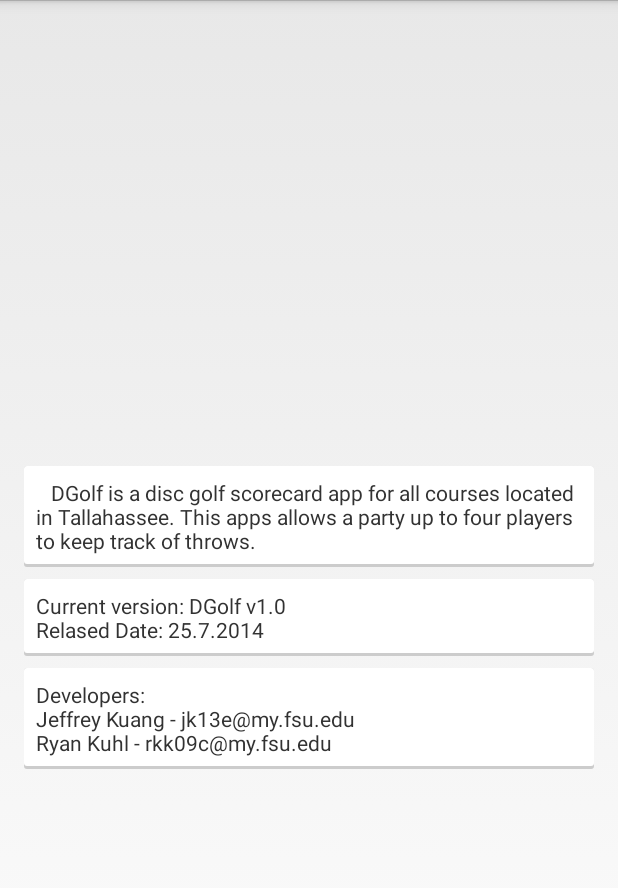
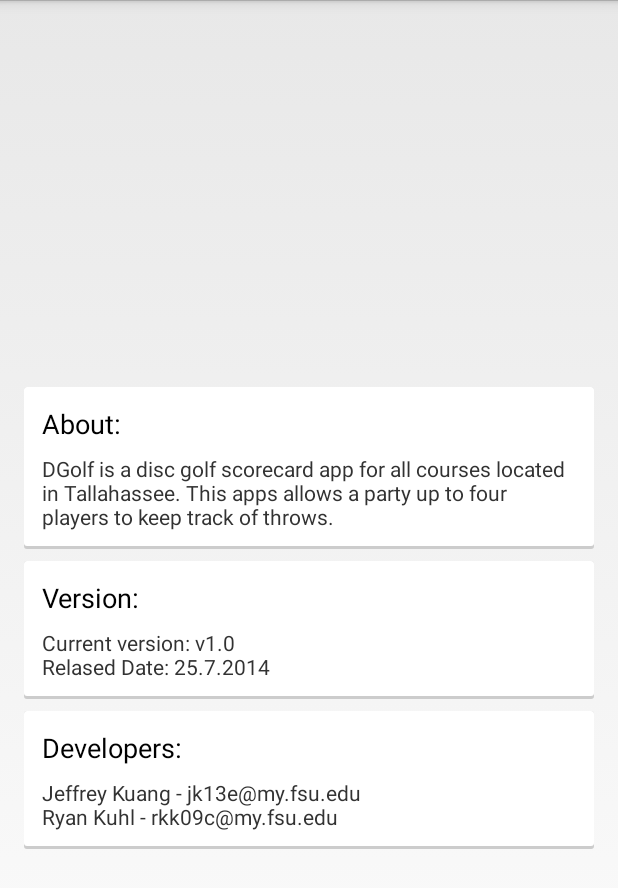
Before and after one commit to lame/FrisbeeGolfApp, an Android app: the About screen opened directly, with no data from a screen before it, on a phone screen of 412 x 824 dp. Shown: the top 888 px of the screen. Run offline under Robolectric (Android 15) with nearby library versions, the phone set to English and light mode, and no system bars.

Commit message:
added more activities

```diff
--- a/FrisbeeGolf/app/src/main/java/edu/fsu/cs/BadAssTeam/SpecialK/frisbeegolf/About.java
+++ b/FrisbeeGolf/app/src/main/java/edu/fsu/cs/BadAssTeam/SpecialK/frisbeegolf/About.java
@@ -1,8 +1,8 @@
 package edu.fsu.cs.BadAssTeam.SpecialK.frisbeegolf;
+
 
 import android.app.Activity;
 import android.os.Bundle;
-import android.support.v4.app.FragmentActivity;
 import android.view.View;
 import android.view.Window;
 import android.widget.LinearLayout;
@@ -12,7 +12,7 @@ import android.widget.TextView;
 /**
  * Created by lance on 7/25/14.
  */
-public class About extends FragmentActivity {
+public class About extends Activity {
 
     private LinearLayout about;
     private TextView aboutText;
@@ -32,11 +32,10 @@ public class About extends FragmentActivity {
         supportText = (TextView) findViewById(R.id.Support);
         supportText.setSingleLine(false);
 
-        aboutText.setText ("   DGolf is a disc golf scorecard app for all courses located in"+
+        aboutText.setText ("DGolf is a disc golf scorecard app for all courses located in"+
                 " Tallahassee. This apps allows a party up to four players to keep track of throws.");
-        versionText.setText ("Current version: DGolf v1.0\nRelased Date: 25.7.2014");
-        supportText.setText ("Developers:\n"+
-                "Jeffrey Kuang - jk13e@my.fsu.edu\n"+
+        versionText.setText ("Current version: v1.0\nRelased Date: 25.7.2014");
+        supportText.setText ("Jeffrey Kuang - jk13e@my.fsu.edu\n"+
                 "Ryan Kuhl - rkk09c@my.fsu.edu");
 
         about = (LinearLayout) findViewById(R.id.AboutLayout);
--- a/FrisbeeGolf/app/src/main/java/edu/fsu/cs/BadAssTeam/SpecialK/frisbeegolf/Game.java
+++ b/FrisbeeGolf/app/src/main/java/edu/fsu/cs/BadAssTeam/SpecialK/frisbeegolf/Game.java
@@ -1,7 +1,9 @@
 package edu.fsu.cs.BadAssTeam.SpecialK.frisbeegolf;
+
+import android.app.Activity;
 
 /**
  * Created by lance on 7/25/14.
  */
-public class Game {
+public class Game extends Activity {
 }
--- a/FrisbeeGolf/app/src/main/res/layout/about.xml
+++ b/FrisbeeGolf/app/src/main/res/layout/about.xml
@@ -21,8 +21,23 @@
         <TextView
             android:layout_width="wrap_content"
             android:layout_height="wrap_content"
+            android:textAppearance="?android:attr/textAppearanceMedium"
+            android:text="About:"
+            android:id="@+id/topTitle"
+            android:layout_marginTop="4dp"
+            android:layout_marginBottom="4dp"
+            android:layout_marginRight="4dp"
+            android:layout_marginLeft="4dp" />
+
+        <TextView
+            android:layout_width="wrap_content"
+            android:layout_height="wrap_content"
             android:text="About"
-            android:id="@+id/About" />
+            android:id="@+id/About"
+            android:layout_marginTop="4dp"
+            android:layout_marginRight="4dp"
+            android:layout_marginLeft="4dp"
+            android:layout_marginBottom="4dp" />
     </LinearLayout>
 
     <LinearLayout
@@ -40,8 +55,23 @@
         <TextView
             android:layout_width="wrap_content"
             android:layout_height="wrap_content"
+            android:textAppearance="?android:attr/textAppearanceMedium"
+            android:text="Version:"
+            android:id="@+id/versionTitle"
+            android:layout_marginTop="4dp"
+            android:layout_marginRight="4dp"
+            android:layout_marginLeft="4dp"
+            android:layout_marginBottom="4dp" />
+
+        <TextView
+            android:layout_width="wrap_content"
+            android:layout_height="wrap_content"
             android:text="Version"
-            android:id="@+id/Version" />
+            android:id="@+id/Version"
+            android:layout_marginTop="4dp"
+            android:layout_marginRight="4dp"
+            android:layout_marginLeft="4dp"
+            android:layout_marginBottom="4dp" />
     </LinearLayout>
 
     <LinearLayout
@@ -59,7 +89,22 @@
         <TextView
             android:layout_width="wrap_content"
             android:layout_height="wrap_content"
+            android:textAppearance="?android:attr/textAppearanceMedium"
+            android:text="Developers:"
+            android:id="@+id/supportTitle"
+            android:layout_marginTop="4dp"
+            android:layout_marginRight="4dp"
+            android:layout_marginLeft="4dp"
+            android:layout_marginBottom="4dp" />
+
+        <TextView
+            android:layout_width="wrap_content"
+            android:layout_height="wrap_content"
             android:text="Support"
-            android:id="@+id/Support" />
+            android:id="@+id/Support"
+            android:layout_marginTop="4dp"
+            android:layout_marginRight="4dp"
+            android:layout_marginLeft="4dp"
+            android:layout_marginBottom="4dp" />
     </LinearLayout>
 </LinearLayout>
```
Also changed, not shown: FrisbeeGolf/app/src/main/AndroidManifest.xml (+8 -0 lines), FrisbeeGolf/app/src/main/java/edu/fsu/cs/BadAssTeam/SpecialK/frisbeegolf/Leader.java (+26 -1 lines), FrisbeeGolf/app/src/main/java/edu/fsu/cs/BadAssTeam/SpecialK/frisbeegolf/Setup.java (+13 -0 lines), FrisbeeGolf/app/src/main/res/layout/config.xml (+52 -33 lines).
